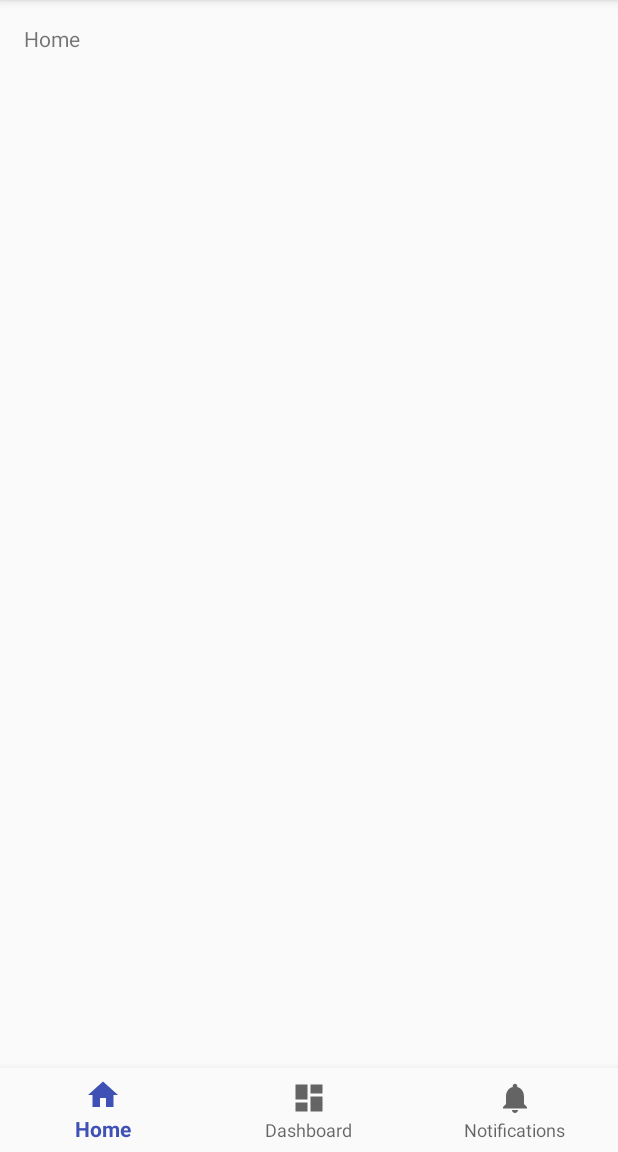
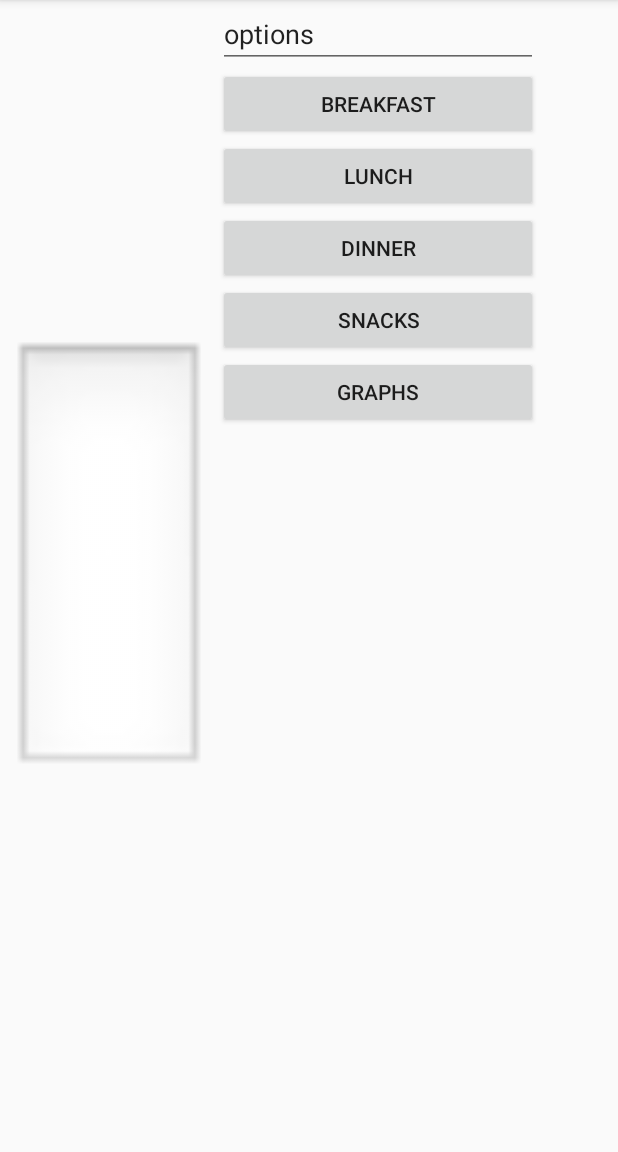
Before and after one commit to KleoG/FitnessAppClone, an Android app: the screen it shows after launch (MainActivity), on a phone screen of 412 x 824 dp, the part 84-1236 px from its top. Run offline under Robolectric (Android 15) with nearby library versions, the phone set to English and light mode, and no system bars.

Commit message:
Initial main screen just for functionality

```diff
--- a/app/src/main/java/com/example/kleog/fitnessapp/MainActivity.java
+++ b/app/src/main/java/com/example/kleog/fitnessapp/MainActivity.java
@@ -37,9 +37,9 @@ public class MainActivity extends AppCompatActivity {
         super.onCreate(savedInstanceState);
         setContentView(R.layout.activity_main);
 
-        mTextMessage = (TextView) findViewById(R.id.message);
-        BottomNavigationView navigation = (BottomNavigationView) findViewById(R.id.navigation);
-        navigation.setOnNavigationItemSelectedListener(mOnNavigationItemSelectedListener);
+        //mTextMessage = (TextView) findViewById(R.id.message);
+        //BottomNavigationView navigation = (BottomNavigationView) findViewById(R.id.navigation);
+        //navigation.setOnNavigationItemSelectedListener(mOnNavigationItemSelectedListener);
     }
 
 }
--- a/app/src/main/res/layout/activity_main.xml
+++ b/app/src/main/res/layout/activity_main.xml
@@ -15,24 +15,101 @@
         android:layout_height="0dp"
         android:layout_weight="1">
 
-        <TextView
-            android:id="@+id/message"
+        <LinearLayout
             android:layout_width="match_parent"
-            android:layout_height="wrap_content"
-            android:layout_marginBottom="@dimen/activity_vertical_margin"
-            android:layout_marginLeft="@dimen/activity_horizontal_margin"
-            android:layout_marginRight="@dimen/activity_horizontal_margin"
-            android:layout_marginTop="@dimen/activity_vertical_margin"
-            android:text="@string/title_home"/>
+            android:layout_height="match_parent"
+            android:orientation="horizontal">
+
+            <ImageView
+                android:id="@+id/calorieBarPlaceholder"
+                android:layout_width="145dp"
+                android:layout_height="match_parent"
+                app:srcCompat="@android:drawable/edit_text" />
+
+            <TableLayout
+                android:layout_width="match_parent"
+                android:layout_height="match_parent"
+                android:layout_weight="1"
+                android:stretchColumns="100">
+
+                <TableRow
+                    android:layout_width="match_parent"
+                    android:layout_height="match_parent">
+
+                    <EditText
+                        android:id="@+id/optionsText"
+                        android:layout_width="match_parent"
+                        android:layout_height="wrap_content"
+                        android:contextClickable="false"
+                        android:cursorVisible="false"
+                        android:ems="10"
+                        android:selectAllOnFocus="false"
+                        android:clickable="false"
+                        android:focusable="false"
+                        android:focusableInTouchMode="false"
+                        android:text="options"
+                        />
+                </TableRow>
+
+                <TableRow
+                    android:layout_width="match_parent"
+                    android:layout_height="match_parent">
+
+                    <Button
+                        android:id="@+id/breaskFastButton"
+                        android:layout_width="wrap_content"
+                        android:layout_height="wrap_content"
+                        android:text="Breakfast" />
+                </TableRow>
+
+                <TableRow
+                    android:layout_width="match_parent"
+                    android:layout_height="match_parent">
+
+                    <Button
+                        android:id="@+id/LunchButton"
+                        android:layout_width="wrap_content"
+                        android:layout_height="wrap_content"
+                        android:text="Lunch" />
+                </TableRow>
+
+                <TableRow
+                    android:layout_width="match_parent"
+                    android:layout_height="match_parent">
+
+                    <Button
+                        android:id="@+id/dinnerButton"
+                        android:layout_width="wrap_content"
+                        android:layout_height="wrap_content"
+                        android:text="Dinner" />
+
+                </TableRow>
+
+                <TableRow
+                    android:layout_width="match_parent"
+                    android:layout_height="match_parent">
+
+                    <Button
+                        android:id="@+id/snackButton"
+                        android:layout_width="wrap_content"
+                        android:layout_height="wrap_content"
+                        android:text="snacks" />
+                </TableRow>
+
+                <TableRow
+                    android:layout_width="match_parent"
+                    android:layout_height="match_parent">
+
+                    <Button
+                        android:id="@+id/graphButton"
+                        android:layout_width="wrap_content"
+                        android:layout_height="wrap_content"
+                        android:text="Graphs" />
+                </TableRow>
+
+            </TableLayout>
+        </LinearLayout>
 
     </FrameLayout>
 
-    <android.support.design.widget.BottomNavigationView
-        android:id="@+id/navigation"
-        android:layout_width="match_parent"
-        android:layout_height="wrap_content"
-        android:layout_gravity="bottom"
-        android:background="?android:attr/windowBackground"
-        app:menu="@menu/navigation"/>
-
 </LinearLayout>
--- a/app/src/main/res/menu/navigation.xml
+++ b/app/src/main/res/menu/navigation.xml
@@ -1,5 +1,6 @@
 <?xml version="1.0" encoding="utf-8"?>
-<menu xmlns:android="http://schemas.android.com/apk/res/android">
+<menu xmlns:app="http://schemas.android.com/apk/res-auto"
+    xmlns:android="http://schemas.android.com/apk/res/android">
 
     <item
         android:id="@+id/navigation_home"
```
